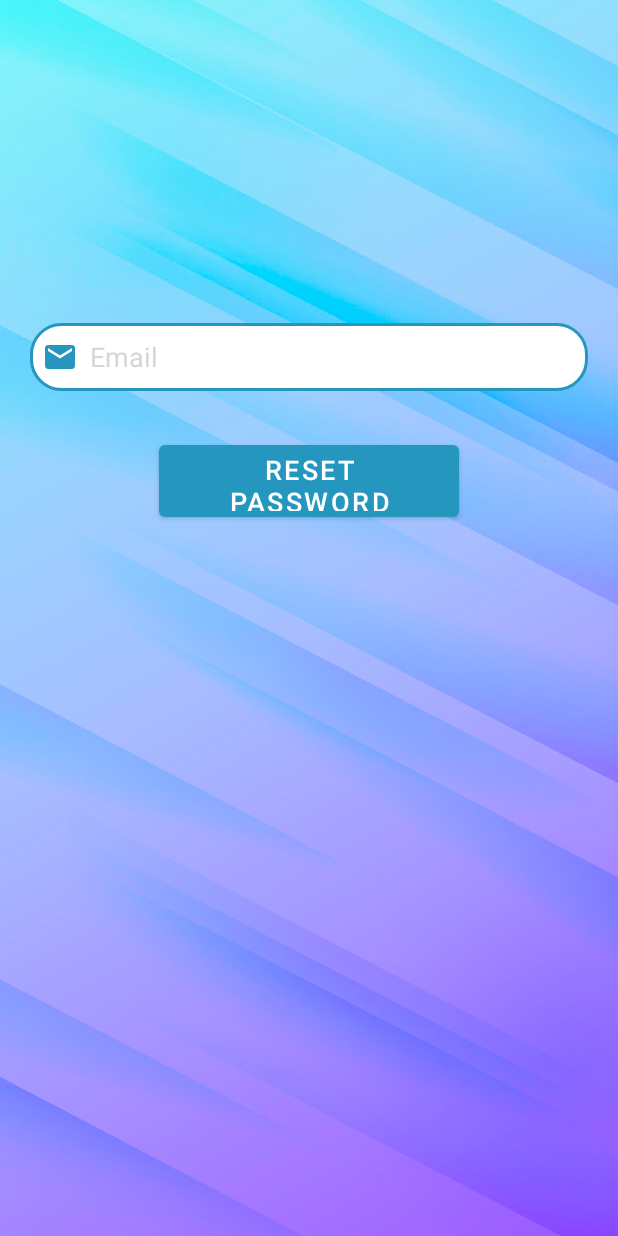
After one commit to chaniru-puldith/Open-Day-Companion-App, an Android app: the ResetPasswordActivity screen opened directly, with no data from a screen before it, on a phone screen of 412 x 824 dp. The commit adds this screen. Run offline under Robolectric (Android 15) with nearby library versions, the phone set to English and light mode, and no system bars; our stand-ins replace Firebase (no records; nobody signed in at launch, a user with empty details on screens opened directly).

Commit message:
Reset Password -Sprint 2

```diff
--- a/app/build.gradle
+++ b/app/build.gradle
@@ -39,7 +39,7 @@ dependencies {
     implementation 'androidx.appcompat:appcompat:1.6.1'
     implementation 'com.google.android.material:material:1.8.0'
     implementation 'androidx.constraintlayout:constraintlayout:2.1.4'
-    implementation 'com.google.firebase:firebase-database:20.1.0'
+    implementation 'com.google.firebase:firebase-database:20.2.0'
     implementation 'com.google.android.gms:play-services-maps:18.1.0'
     implementation 'com.google.firebase:firebase-auth-ktx:21.3.0'
     testImplementation 'junit:junit:4.13.2'
@@ -50,5 +50,7 @@ dependencies {
     implementation 'com.google.firebase:firebase-analytics'
     implementation 'com.google.firebase:firebase-firestore'
     implementation 'com.google.firebase:firebase-auth'
+    implementation 'com.google.firebase:firebase-auth:21.3.0'
+    implementation 'androidx.appcompat:appcompat:1.6.1'
 
 }
--- a/app/src/main/java/com/deadhunter/opendaycompanionapp/MainActivity.java
+++ b/app/src/main/java/com/deadhunter/opendaycompanionapp/MainActivity.java
@@ -26,6 +26,7 @@ public class MainActivity extends AppCompatActivity implements View.OnClickListe
         super.onCreate(savedInstanceState);
         setContentView(R.layout.activity_main);
 
+        // Setting up slideshow on main menu
         ImageSlider imageSlider = findViewById(R.id.slider);
 
         List<SlideModel> slideModels = new ArrayList<>();
@@ -37,8 +38,10 @@ public class MainActivity extends AppCompatActivity implements View.OnClickListe
 
         imageSlider.setImageList(slideModels, ScaleTypes.FIT);
 
+        // Initialize the logout button
         logout = findViewById(R.id.logout_btn);
 
+        // Logout the user if the logout button clicked
         logout.setOnClickListener(new View.OnClickListener() {
             @Override
             public void onClick(View view) {
@@ -49,6 +52,7 @@ public class MainActivity extends AppCompatActivity implements View.OnClickListe
             }
         });
 
+        // Initializing the CardViews on the main menu
         agenda = (CardView) findViewById(R.id.agenda);
         contact = (CardView) findViewById(R.id.contact);
         courses = (CardView) findViewById(R.id.courses);
@@ -65,6 +69,8 @@ public class MainActivity extends AppCompatActivity implements View.OnClickListe
 
     }
 
+
+    // Declaring what should be happened after clicking each CardView
     @Override
     public void onClick(View v) {
         Intent i;
--- /dev/null
+++ b/app/src/main/java/com/deadhunter/opendaycompanionapp/ResetPasswordActivity.java
@@ -0,0 +1,90 @@
+package com.deadhunter.opendaycompanionapp;
+
+import androidx.annotation.NonNull;
+import androidx.appcompat.app.AppCompatActivity;
+
+import android.content.Intent;
+import android.os.Bundle;
+import android.text.Editable;
+import android.text.TextWatcher;
+import android.util.Patterns;
+import android.widget.Button;
+import android.widget.EditText;
+import android.widget.Toast;
+
+import com.deadhunter.opendaycompanionapp.databinding.ActivityResetPasswordBinding;
+import com.google.android.gms.tasks.OnCompleteListener;
+import com.google.android.gms.tasks.OnFailureListener;
+import com.google.android.gms.tasks.Task;
+import com.google.firebase.auth.FirebaseAuth;
+
+public class ResetPasswordActivity extends AppCompatActivity {
+    ActivityResetPasswordBinding binding;
+    FirebaseAuth mAuth;
+
+
+    @Override
+    protected void onCreate(Bundle savedInstanceState) {
+        super.onCreate(savedInstanceState);
+        binding = ActivityResetPasswordBinding.inflate(getLayoutInflater());
+        setContentView(binding.getRoot());
+
+        mAuth = FirebaseAuth.getInstance();
+
+        final EditText emailReset = findViewById(R.id.reset_email);
+        final Button btnReset = findViewById(R.id.reset_btn);
+        // Changing text color red to invalid email and disable/enable the login button
+        emailReset.addTextChangedListener(new TextWatcher() {
+            @Override
+            public void beforeTextChanged(CharSequence charSequence, int i, int i1, int i2) {
+
+            }
+
+            @Override
+            public void onTextChanged(CharSequence charSequence, int i, int i1, int i2) {
+                if(Patterns.EMAIL_ADDRESS.matcher(emailReset.getText().toString()).matches()){
+                    btnReset.setEnabled(true);
+                }
+                else{
+                    btnReset.setEnabled(false);
+                    emailReset.setError("Invalid EmailAddress");
+                }
+
+            }
+
+            @Override
+            public void afterTextChanged(Editable editable) {
+
+            }
+        });
+
+        binding.resetBtn.setOnClickListener(view -> {
+            String rEmail =  binding.resetEmail.getText().toString();
+            if (rEmail.equals("")) {
+                Toast.makeText(this, "Email is mandatory", Toast.LENGTH_SHORT).show();
+            } else {
+                mAuth.sendPasswordResetEmail(binding.resetEmail.getText().toString()).addOnCompleteListener(new OnCompleteListener<Void>() {
+                    @Override
+                    public void onComplete(@NonNull Task<Void> task) {
+                        if(task.isSuccessful()){
+                            Intent intent = new Intent(getApplicationContext(), LoginActivity.class);
+                            startActivity(intent);
+                            finish();
+                            Toast.makeText(ResetPasswordActivity.this, "Please check your email!", Toast.LENGTH_SHORT).show();
+                        } else {
+                            Toast.makeText(ResetPasswordActivity.this, "Enter valid email!", Toast.LENGTH_SHORT).show();
+                        }
+                    }
+                }).addOnFailureListener(new OnFailureListener() {
+                    @Override
+                    public void onFailure(@NonNull Exception e) {
+                        Toast.makeText(ResetPasswordActivity.this, e.getMessage(), Toast.LENGTH_SHORT).show();
+
+                    }
+                });
+
+
+            }
+        });
+    }
+}
--- a/app/src/main/java/com/deadhunter/opendaycompanionapp/User.java
+++ b/app/src/main/java/com/deadhunter/opendaycompanionapp/User.java
@@ -1,8 +1,10 @@
 package com.deadhunter.opendaycompanionapp;
 
+// User class for create user objects
 public class User {
     String name, email, mobile, password;
 
+    // Constructors
     public User() {
     }
 
@@ -13,6 +15,8 @@ public class User {
         this.password = password;
     }
 
+
+    // Getters and Setters
     public String getName() {
         return name;
     }
--- /dev/null
+++ b/app/src/main/res/layout/activity_reset_password.xml
@@ -0,0 +1,49 @@
+<?xml version="1.0" encoding="utf-8"?>
+<ScrollView xmlns:android="http://schemas.android.com/apk/res/android"
+    xmlns:app="http://schemas.android.com/apk/res-auto"
+    xmlns:tools="http://schemas.android.com/tools"
+    android:layout_width="match_parent"
+    android:layout_height="match_parent"
+    android:orientation="vertical"
+    android:background="@drawable/bg"
+    tools:context=".ResetPasswordActivity">
+
+    <LinearLayout
+        android:layout_width="match_parent"
+        android:layout_height="wrap_content"
+        android:orientation="vertical">
+
+        <LinearLayout
+            android:layout_width="match_parent"
+            android:layout_height="wrap_content"
+            android:layout_marginTop="180dp"
+            android:orientation="vertical"
+            android:padding="20dp">
+
+            <EditText
+                android:id="@+id/reset_email"
+                android:layout_width="match_parent"
+                android:layout_height="45dp"
+                android:layout_gravity="center"
+                android:layout_marginTop="15dp"
+                android:background="@drawable/blue_border"
+                android:drawableStart="@drawable/baseline_email_24"
+                android:drawablePadding="8dp"
+                android:textColor="@color/black"
+                android:textColorHint="@color/grey_font"
+                android:hint="@string/email"
+                android:padding="8dp" />
+
+            <Button
+                android:id="@+id/reset_btn"
+                android:layout_width="200dp"
+                android:layout_height="60dp"
+                android:layout_gravity="center"
+                android:layout_marginTop="30dp"
+                android:text="@string/reset_password"
+                android:textSize="18sp" />
+        </LinearLayout>
+
+    </LinearLayout>
+
+</ScrollView>
--- a/app/src/main/res/values/strings.xml
+++ b/app/src/main/res/values/strings.xml
@@ -16,4 +16,5 @@
         \n\t\t\t*At least one special character
         \n\t\t\t*At least one numeric character</string>
     <string name="get_course_details">Get Course Details</string>
+    <string name="reset_password">Reset Password</string>
 </resources>
```
Also changed, not shown: app/src/main/AndroidManifest.xml (+6 -3 lines), app/src/main/java/com/deadhunter/opendaycompanionapp/LoginActivity.java (+28 -47 lines), app/src/main/java/com/deadhunter/opendaycompanionapp/RegisterActivity.java (+33 -9 lines), app/src/main/res/layout/activity_login.xml (+12 -1 lines).
